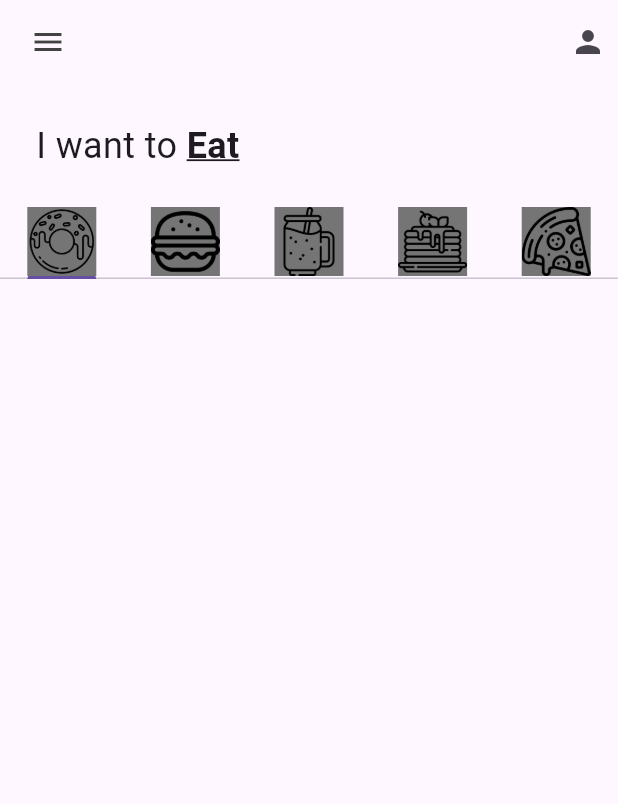
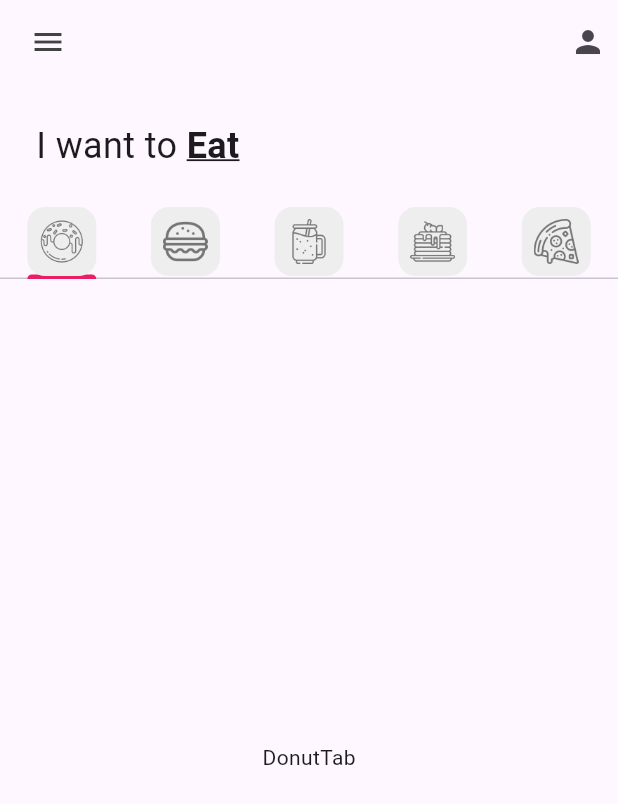
Before and after one commit to Mulishpudden7u7/p1_donut_app_velasco_marco, a Flutter app: the screen it shows after launch, on a phone screen of 412 x 824 dp. Shown: the top 804 px of the screen. Run offline on Flutter 3.47's test engine with Material 3 defaults, Android fonts, the phone set to English and light mode, and no system bars.

Commit message:
RockyTec tabBar added

```diff
--- a/lib/main.dart
+++ b/lib/main.dart
@@ -10,6 +10,10 @@ class MainApp extends StatelessWidget {
 
   @override
   Widget build(BuildContext context) {
-    return const MaterialApp(home: HomePage());
+    return MaterialApp(
+      home: const HomePage(),
+      theme: ThemeData(
+          tabBarTheme: const TabBarTheme(indicatorColor: Colors.pink)),
+    );
   }
 }
--- a/lib/pages/home_page.dart
+++ b/lib/pages/home_page.dart
@@ -1,6 +1,12 @@
 import 'package:flutter/material.dart';
 
 import '../utils/my_tab.dart';
+//importar 5 tabs
+import '../tab/burguer_tab.dart';
+import '../tab/donut_tab.dart';
+import '../tab/pancake_tab.dart';
+import '../tab/pizza_tab.dart';
+import '../tab/smoothie_tab.dart';
 
 class HomePage extends StatefulWidget {
   const HomePage({super.key});
@@ -71,7 +77,16 @@ class _HomePageState extends State<HomePage> {
               ],
             ),
           ), //i want to eat
-          TabBar(tabs: myTabs) //tab barr
+          TabBar(tabs: myTabs),
+          //tab bar view
+          const Expanded(
+              child: TabBarView(children: [
+            DonutTab(),
+            BurguerTab(),
+            SmoothieTab(),
+            PancakeTab(),
+            PizzaTab()
+          ]))
           //
         ]),
       ),
--- /dev/null
+++ b/lib/tab/donut_tab.dart
@@ -0,0 +1,10 @@
+import 'package:flutter/material.dart';
+
+class DonutTab extends StatelessWidget {
+  const DonutTab({super.key});
+
+  @override
+  Widget build(BuildContext context) {
+    return const Center(child: Text("DonutTab"));
+  }
+}
--- a/lib/utils/my_tab.dart
+++ b/lib/utils/my_tab.dart
@@ -7,7 +7,11 @@ class MyTab extends StatelessWidget {
   @override
   Widget build(BuildContext context) {
     return Tab(
-      child: Container(color: Colors.grey[600], child: Image.asset(iconPath)),
-    ); //tab
+        child: Container(
+      padding: const EdgeInsets.all(8),
+      decoration: BoxDecoration(
+          color: Colors.grey[200], borderRadius: BorderRadius.circular(12)),
+      child: Image.asset(iconPath, color: Colors.grey[600]),
+    )); //tab
   }
 }
```
Also changed, not shown: lib/tab/burguer_tab.dart (added, +10 -0 lines), lib/tab/pancake_tab.dart (added, +10 -0 lines), lib/tab/pizza_tab.dart (added, +10 -0 lines), lib/tab/smoothie_tab.dart (added, +10 -0 lines).
